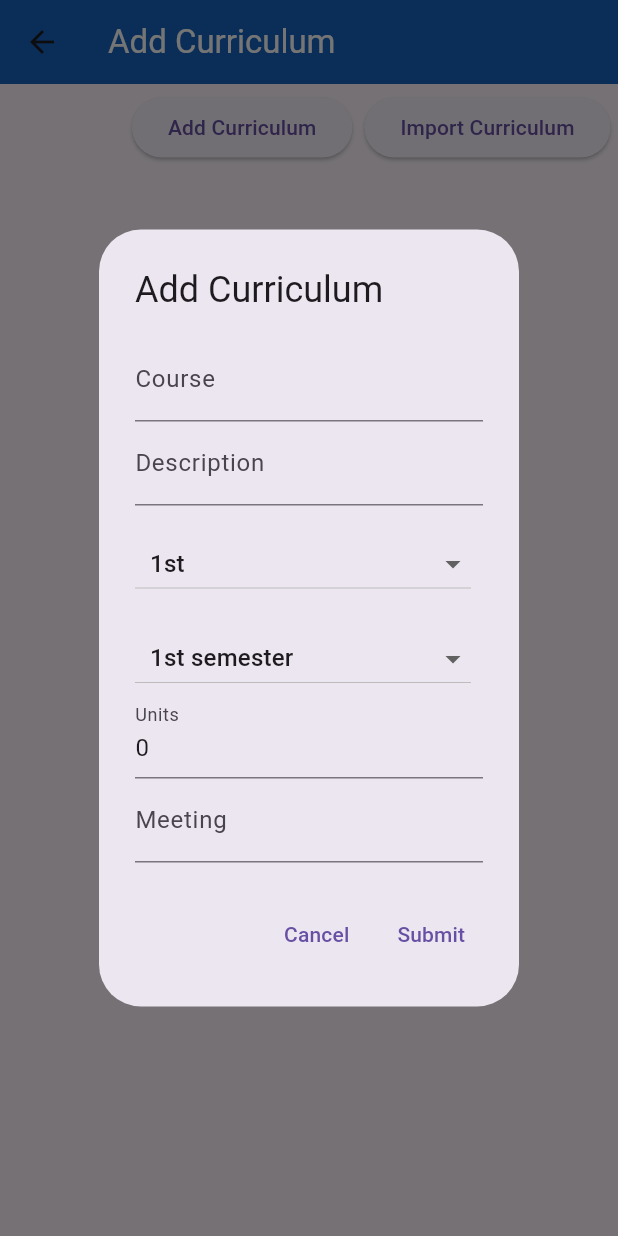
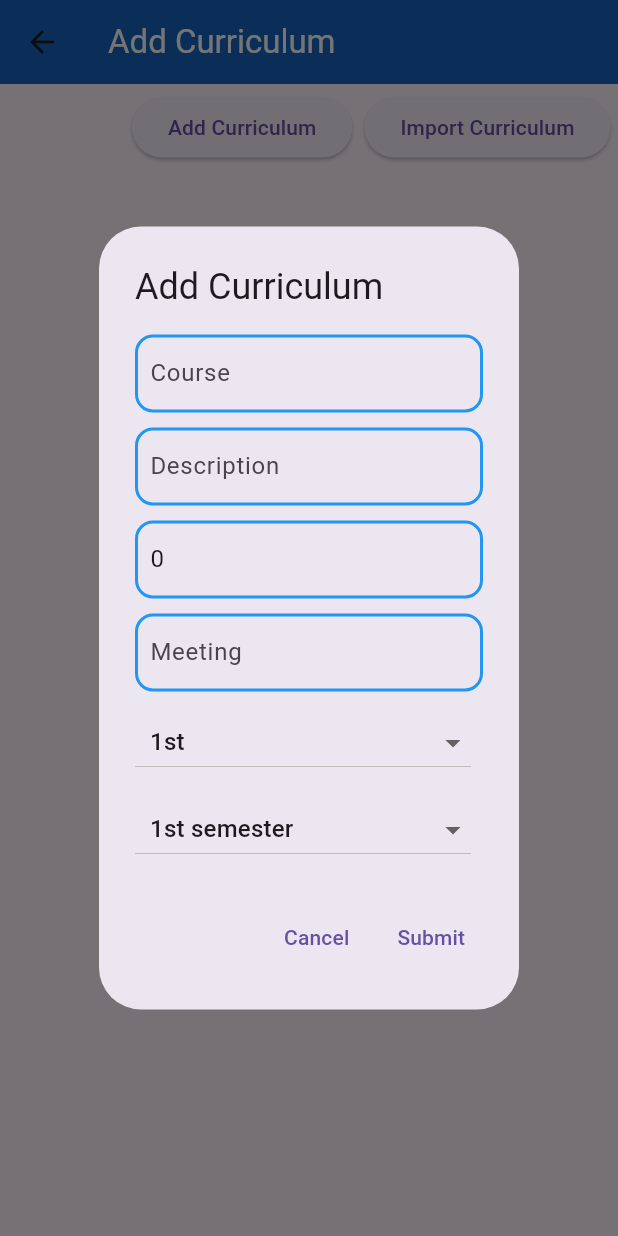
Before and after one commit to pandanaim21/timetronix, a Flutter app: the AddCurriculum screen opened directly, after a tap on "Add Curriculum", on a phone screen of 412 x 824 dp. Run offline on Flutter 3.47's test engine with Material 3 defaults, Android fonts, the phone set to English and light mode, and no system bars; our stand-ins replace file_picker, sqflite_common_ffi; missing offline and left inert: excel; accounts and stored records are empty.

Commit message:
Fixing GUI

```diff
--- a/lib/components/custom_curriculum_dialog.dart
+++ b/lib/components/custom_curriculum_dialog.dart
@@ -1,4 +1,5 @@
 import 'package:flutter/material.dart';
+import 'package:timetronix/components/custom_textfield.dart';
 
 class CustomCurriculumDialog extends StatefulWidget {
   final String title;
@@ -66,25 +67,62 @@ class _CustomCurriculumDialogState extends State<CustomCurriculumDialog> {
       content: SingleChildScrollView(
         child: Column(
           children: [
-            TextField(
+            CustomTextField(
+              borderColor: Colors.blue,
+              hintText: 'Course',
               controller: _courseController,
+              textAlign: TextAlign.left,
+              symmetricPadding: const EdgeInsets.symmetric(horizontal: 0.0),
+              leftPadding: const EdgeInsets.only(left: 8.0),
               onChanged: (value) {
                 setState(() {
                   _course = value;
                 });
               },
-              decoration: const InputDecoration(labelText: 'Course'),
             ),
-            TextField(
+            SizedBox(height: 10),
+            CustomTextField(
+              borderColor: Colors.blue,
+              hintText: 'Description',
               controller: _descriptionController,
+              textAlign: TextAlign.left,
+              symmetricPadding: const EdgeInsets.symmetric(horizontal: 0.0),
+              leftPadding: const EdgeInsets.only(left: 8.0),
               onChanged: (value) {
                 setState(() {
                   _description = value;
                 });
               },
-              decoration: const InputDecoration(labelText: 'Description'),
             ),
-            SizedBox(height: 15),
+            SizedBox(height: 10),
+            CustomTextField(
+              borderColor: Colors.blue,
+              hintText: 'Units',
+              controller: _unitsController,
+              textAlign: TextAlign.left,
+              symmetricPadding: const EdgeInsets.symmetric(horizontal: 0.0),
+              leftPadding: const EdgeInsets.only(left: 8.0),
+              onChanged: (value) {
+                setState(() {
+                  _units = int.tryParse(value) ?? 0;
+                });
+              },
+            ),
+            SizedBox(height: 10),
+            CustomTextField(
+              borderColor: Colors.blue,
+              hintText: 'Meeting',
+              controller: _meetingController,
+              textAlign: TextAlign.left,
+              symmetricPadding: const EdgeInsets.symmetric(horizontal: 0.0),
+              leftPadding: const EdgeInsets.only(left: 8.0),
+              onChanged: (value) {
+                setState(() {
+                  _meeting = value;
+                });
+              },
+            ),
+            SizedBox(height: 10),
             Padding(
               padding: const EdgeInsets.only(right: 8.0),
               child: DropdownButton<String>(
@@ -109,7 +147,7 @@ class _CustomCurriculumDialogState extends State<CustomCurriculumDialog> {
                 }).toList(),
               ),
             ),
-            SizedBox(height: 15),
+            SizedBox(height: 10),
             Padding(
               padding: const EdgeInsets.only(right: 8.0),
               child: DropdownButton<String>(
@@ -133,24 +171,6 @@ class _CustomCurriculumDialogState extends State<CustomCurriculumDialog> {
                   );
                 }).toList(),
               ),
-            ),
-            TextField(
-              controller: _unitsController,
-              onChanged: (value) {
-                setState(() {
-                  _units = int.tryParse(value) ?? 0;
-                });
-              },
-              decoration: const InputDecoration(labelText: 'Units'),
-            ),
-            TextField(
-              controller: _meetingController,
-              onChanged: (value) {
-                setState(() {
-                  _meeting = value;
-                });
-              },
-              decoration: const InputDecoration(labelText: 'Meeting'),
             ),
           ],
         ),
--- a/lib/components/custom_textfield.dart
+++ b/lib/components/custom_textfield.dart
@@ -2,32 +2,49 @@ import 'package:flutter/material.dart';
 
 class CustomTextField extends StatelessWidget {
   final Color borderColor;
-  final double paddingSize;
   final String hintText;
+  final TextEditingController? controller;
+  final ValueChanged<String>? onChanged;
+  final TextAlign textAlign;
+  final EdgeInsets symmetricPadding;
+  final EdgeInsets leftPadding;
 
   const CustomTextField({
     Key? key,
-    this.borderColor = Colors.blue,
-    this.paddingSize = 16.0,
-    this.hintText = '',
+    required this.borderColor,
+    required this.hintText,
+    this.controller,
+    this.onChanged,
+    this.textAlign = TextAlign.start,
+    this.symmetricPadding = const EdgeInsets.symmetric(horizontal: 0.0),
+    this.leftPadding = const EdgeInsets.only(left: 0.0),
   }) : super(key: key);
 
   @override
   Widget build(BuildContext context) {
-    return Container(
-      padding: EdgeInsets.all(paddingSize),
+    return Padding(
+      padding: symmetricPadding,
+      child: Container(
         decoration: BoxDecoration(
           border: Border.all(
             color: borderColor,
+            width: 2,
           ),
-        borderRadius: BorderRadius.circular(8.0),
+          borderRadius: BorderRadius.circular(12.0),
         ),
+        child: Padding(
+          padding: leftPadding,
           child: TextField(
+            controller: controller,
+            onChanged: onChanged,
+            textAlign: textAlign,
             decoration: InputDecoration(
               hintText: hintText,
               border: InputBorder.none,
             ),
           ),
+        ),
+      ),
     );
   }
 }
--- a/lib/pages/curriculum.dart
+++ b/lib/pages/curriculum.dart
@@ -16,8 +16,8 @@ class AddCurriculum extends StatefulWidget {
 class _AddCurriculumState extends State<AddCurriculum> {
   final dbHelper = DatabaseHelper();
   List<Map<String, dynamic>> curriculums = [];
-  String selectedyear = 'Lecture Class'; // Default value
-  String selected = 'Lecture Class'; // Default value
+  String defaultSelectedYear = '1st';
+  String defaultSelectedSemester = '1st semester';
 
   @override
   Widget build(BuildContext context) {
@@ -173,7 +173,8 @@ class _AddCurriculumState extends State<AddCurriculum> {
   }
 
   void _showAddCurriculumDialog() {
-    _showCustomDialog('Add Curriculum', '', '', '1st', '1st semester', 0, '',
+    _showCustomDialog('Add Curriculum', '', '', defaultSelectedYear,
+        defaultSelectedSemester, 0, '',
         (course, description, selectedYear, selectedSemester, units, meeting) {
       addCurriculum(
           course, description, selectedYear, selectedSemester, units, meeting);
```
Also changed, not shown: lib/components/custom_classroom_dialog.dart (+26 -29 lines), lib/components/custom_faculty_dialog.dart (+16 -6 lines), lib/pages/classroom.dart (+4 -3 lines), lib/pages/faculty.dart (+4 -3 lines), lib/views/view_classroom.dart (deleted). Lines whose indentation alone changed are shown as unchanged.
